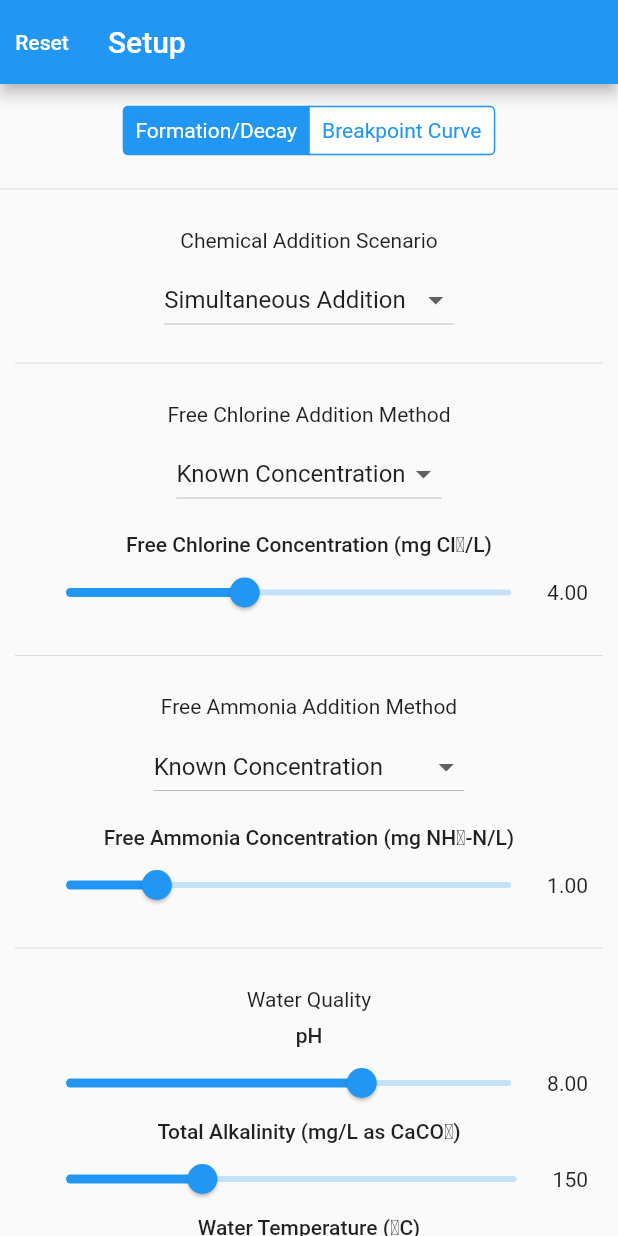
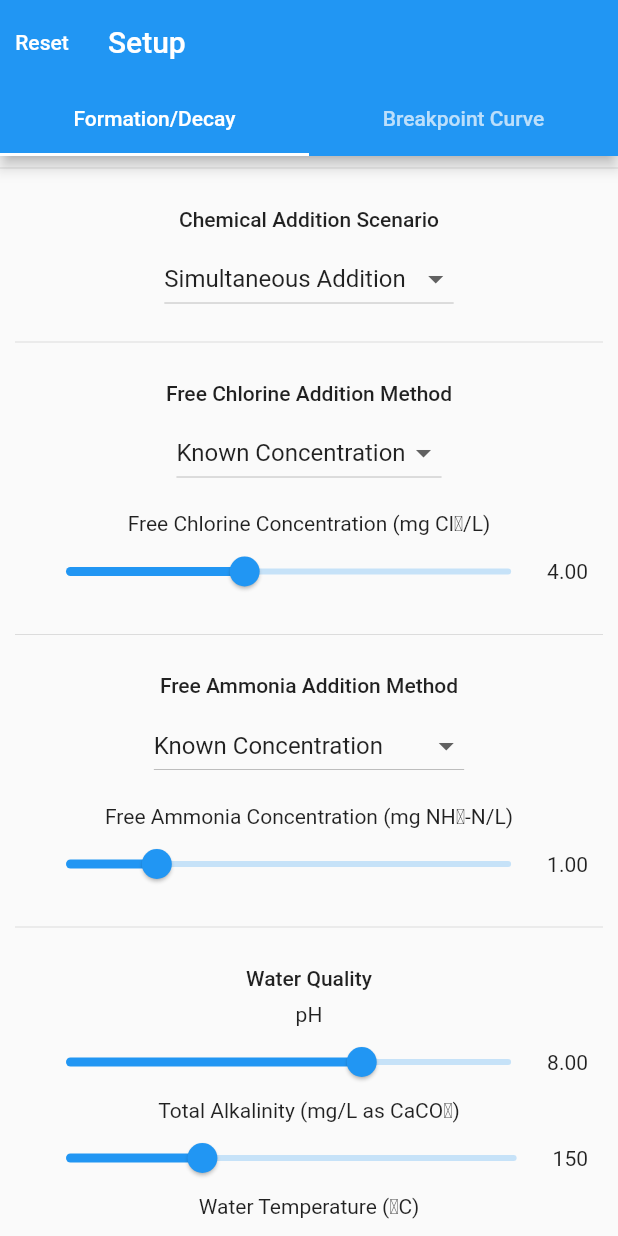
Before and after one commit to dnys1/breakpoint, a Flutter app: the screen it shows after launch, on a phone screen of 412 x 824 dp. Run offline on Flutter 3.47's test engine with Material 2 defaults, Android fonts, the phone set to English and light mode, and no system bars; our stand-ins replace bloc, charts_flutter, csv, equatable, flutter_bloc; missing offline and left inert: charts_common, dart:ffi; project files that could hold a hidden picture were left out.

Commit message:
Add further platform support

```diff
--- a/breakpoint/lib/blocs/simulation_bloc/simulation_bloc.dart
+++ b/breakpoint/lib/blocs/simulation_bloc/simulation_bloc.dart
@@ -22,7 +22,7 @@ class SimulationBloc extends Bloc<SimulationEvent, SimulationState> {
 
   Stream<SimulationState> _mapRunSimulationToState(
       Scenario scenario, Parameters params) async* {
-    yield SimulationRunning(scenario.scenarioType);
+    yield SimulationRunning(0.0);
 
     assert(params?.pH != null);
     assert(params?.tC != null);
@@ -83,6 +83,8 @@ class SimulationBloc extends Bloc<SimulationEvent, SimulationState> {
           ]);
 
           results.addResult(csv, ratio: ratios[i]);
+
+          yield SimulationRunning(i / ratios.length);
         }
         break;
       case ScenarioType.FormationDecay:
--- a/breakpoint/lib/blocs/simulation_bloc/simulation_state.dart
+++ b/breakpoint/lib/blocs/simulation_bloc/simulation_state.dart
@@ -1,4 +1,3 @@
-import 'package:breakpoint/models/scenario.dart';
 import 'package:equatable/equatable.dart';
 
 import 'package:breakpoint/models/results.dart';
@@ -13,15 +12,15 @@ abstract class SimulationState extends Equatable {
 class Initial extends SimulationState {}
 
 class SimulationRunning extends SimulationState {
-  final ScenarioType scenarioType;
+  final double percentComplete;
 
-  const SimulationRunning(this.scenarioType);
+  const SimulationRunning(this.percentComplete);
 
   @override
-  List<Object> get props => [scenarioType];
+  List<Object> get props => [percentComplete];
 
   @override
-  String toString() => 'SimulationRunning { type: ${scenarioType.toString().split('.')[1]}';
+  String toString() => 'SimulationRunning { percentComplete: ${(percentComplete*100).toStringAsFixed(1)}% }';
 }
 
 class ResultsLoaded extends SimulationState {
--- a/breakpoint/lib/screens/home_page.dart
+++ b/breakpoint/lib/screens/home_page.dart
@@ -39,23 +39,35 @@ class HomePage extends StatelessWidget {
   @override
   Widget build(BuildContext context) {
     return BlocListener<SimulationBloc, SimulationState>(
+      condition: (prevState, nextState) =>
+          prevState is! SimulationRunning ||
+          nextState is ResultsLoaded ||
+          nextState is SimulationFailure,
       listener: (context, state) {
         if (state is SimulationRunning &&
-            state.scenarioType == ScenarioType.BreakpointCurve) {
+            Provider.of<Scenario>(context).scenarioType ==
+                ScenarioType.BreakpointCurve) {
           if (Platform.isAndroid) {
             showDialog(
               barrierDismissible: false,
               context: context,
-              builder: (_) => Dialog(
+              builder: (_) => BlocBuilder<SimulationBloc, SimulationState>(
+                condition: (_, state) => state is SimulationRunning,
+                builder: (context, _state) => Dialog(
                   child: Padding(
                     padding: const EdgeInsets.all(20.0),
                     child: Column(
                       mainAxisSize: MainAxisSize.min,
                       mainAxisAlignment: MainAxisAlignment.center,
                       children: [
-                      CircularProgressIndicator(),
-                      Text('Loading results...')
+                        CircularProgressIndicator(
+                            value:
+                                (_state as SimulationRunning).percentComplete),
+                        SizedBox(height: 20.0),
+                        Text(
+                            'Loading results... ${((_state as SimulationRunning).percentComplete * 100).toStringAsFixed(0)}%'),
                       ],
+                    ),
                   ),
                 ),
               ),
@@ -68,7 +80,12 @@ class HomePage extends StatelessWidget {
                   mainAxisAlignment: MainAxisAlignment.center,
                   children: [
                     CupertinoActivityIndicator(),
-                    Text('Loading results...')
+                    SizedBox(height: 20.0),
+                    BlocBuilder<SimulationBloc, SimulationState>(
+                      condition: (_, state) => state is SimulationRunning,
+                      builder: (context, _state) => Text(
+                          'Loading results... ${((_state as SimulationRunning).percentComplete * 100).toStringAsFixed(0)}%'),
+                    ),
                   ],
                 ),
               ),
@@ -101,6 +118,7 @@ class HomePage extends StatelessWidget {
         },
         child: PlatformScaffold(
           title: Text('Setup'),
+          showTabBar: true,
           leading: PlatformButton(
             padding: const EdgeInsets.all(2.0),
             child: DynamicText('Reset', type: TextType.appBarButton),
@@ -120,7 +138,8 @@ class HomePage extends StatelessWidget {
                   //     textAlign: TextAlign.center,
                   //   ),
                   // ),
-                  Padding(
+                  Platform.isIOS
+                      ? Padding(
                           padding: const EdgeInsets.all(15.0),
                           child: CupertinoSegmentedControl(
                             children: <ScenarioType, Widget>{
@@ -133,11 +152,13 @@ class HomePage extends StatelessWidget {
                                 child: Text('Breakpoint Curve'),
                               ),
                             },
-                      groupValue: Provider.of<Scenario>(context).scenarioType,
+                            groupValue:
+                                Provider.of<Scenario>(context).scenarioType,
                             onValueChanged:
                                 Provider.of<Scenario>(context).setScenarioType,
                           ),
-                  ),
+                        )
+                      : Container(),
                   Padding(
                     padding: const EdgeInsets.only(bottom: 10.0),
                     child: Divider(),
--- a/breakpoint/lib/widgets/input/dynamic_text.dart
+++ b/breakpoint/lib/widgets/input/dynamic_text.dart
@@ -21,12 +21,12 @@ class DynamicText extends StatelessWidget {
     switch (type) {
       case TextType.header:
         style = Platform.isAndroid
-            ? Theme.of(context).textTheme.body1
+            ? Theme.of(context).textTheme.body2
             : CupertinoTheme.of(context).textTheme.textStyle;
         break;
       case TextType.subhead:
         style = Platform.isAndroid
-            ? Theme.of(context).textTheme.body2
+            ? Theme.of(context).textTheme.body1
             : CupertinoTheme.of(context)
                 .textTheme
                 .textStyle
--- a/breakpoint/lib/widgets/platform/platform_scaffold.dart
+++ b/breakpoint/lib/widgets/platform/platform_scaffold.dart
@@ -1,28 +1,58 @@
 import 'dart:io';
 
+import 'package:breakpoint/models/models.dart';
 import 'package:flutter/cupertino.dart';
 import 'package:flutter/material.dart';
+import 'package:provider/provider.dart';
 
 class PlatformScaffold extends StatelessWidget {
   final Widget title;
   final Widget leading;
   final Widget trailing;
   final Widget body;
+  final bool showTabBar;
 
-  PlatformScaffold({this.title, this.body, this.leading, this.trailing});
+  PlatformScaffold({this.title, this.body, this.leading, this.trailing, this.showTabBar = false});
 
   @override
   Widget build(BuildContext context) {
     return Platform.isAndroid
-        ? Scaffold(
+        ? DefaultTabController(
+            length: 2,
+            initialIndex: 0,
+            child: Scaffold(
               appBar: AppBar(
                 leading: leading,
                 title: title,
-              actions: trailing == null ? null : <Widget>[
+                actions: trailing == null
+                    ? null
+                    : <Widget>[
                         trailing,
                       ],
+                bottom: showTabBar ? TabBar(
+                  tabs: ScenarioType.values.reversed
+                      .map((ScenarioType scenarioType) {
+                    switch (scenarioType) {
+                      case ScenarioType.BreakpointCurve:
+                        return Tab(
+                          text: 'Breakpoint Curve',
+                        );
+                      case ScenarioType.FormationDecay:
+                        return Tab(
+                          text: 'Formation/Decay',
+                        );
+                      default:
+                        throw '$scenarioType is not a valid scenario';
+                    }
+                  }).toList(),
+                  onTap: (int selected) {
+                    Provider.of<Scenario>(context).setScenarioType(
+                        ScenarioType.values.reversed.elementAt(selected));
+                  },
+                ) : null,
               ),
               body: body,
+            ),
           )
         : CupertinoPageScaffold(
             navigationBar: title != null
```
Also changed, not shown: breakpoint/lib/screens/results_page.dart (+42 -14 lines). Lines whose indentation alone changed are shown as unchanged.
